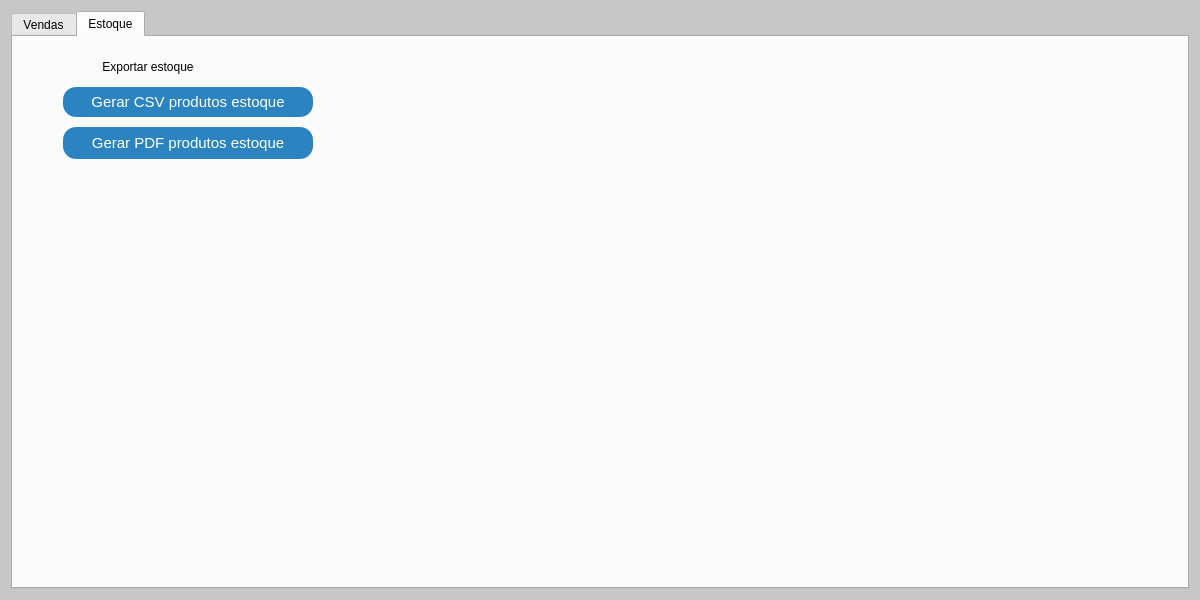
The window that relatorios.ui (GabR36/QEstoqueLoja) describes before a commit, drawn with Qt 5.
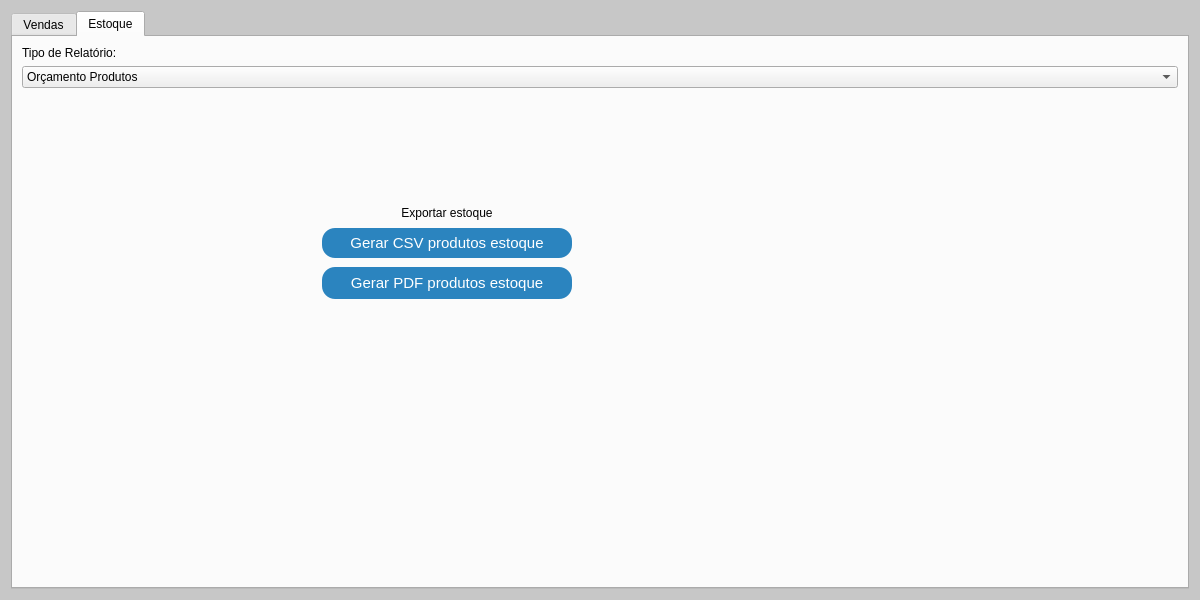
The same window after the commit. The open tabs and pages were chosen to show the change.

Commit message: relatorios.cpp refatorado para ficar UM POUCO mais organizado

What changed in the file:
```diff
--- a/relatorios.ui
+++ b/relatorios.ui
@@ -74,6 +74,9 @@
      </property>
      <item>
       <widget class="QTabWidget" name="tabWidget">
+       <property name="styleSheet">
+        <string notr="true"/>
+       </property>
        <property name="currentIndex">
         <number>1</number>
        </property>
@@ -127,18 +130,63 @@
         <attribute name="title">
          <string>Estoque</string>
         </attribute>
+        <layout class="QVBoxLayout" name="verticalLayout_6">
+         <item>
+          <layout class="QVBoxLayout" name="verticalLayout_4">
+           <item>
+            <widget class="QLabel" name="label_3">
+             <property name="styleSheet">
+              <string notr="true">font: 700 10pt &quot;Ubuntu&quot;;</string>
+             </property>
+             <property name="text">
+              <string>Tipo de Relatório:</string>
+             </property>
+            </widget>
+           </item>
+           <item>
+            <widget class="QComboBox" name="CBox_EstoqueMain">
+             <property name="styleSheet">
+              <string notr="true">font: 700 10pt &quot;Ubuntu&quot;;</string>
+             </property>
+             <item>
+              <property name="text">
+               <string>Orçamento Produtos</string>
+              </property>
+             </item>
+             <item>
+              <property name="text">
+               <string>Lista Todos Produtos</string>
+              </property>
+             </item>
+            </widget>
+           </item>
+          </layout>
+         </item>
+         <item>
+          <widget class="QStackedWidget" name="Stacked_Estoque">
+           <property name="midLineWidth">
+            <number>0</number>
+           </property>
+           <property name="currentIndex">
+            <number>0</number>
+           </property>
+           <widget class="QWidget" name="page_3"/>
+           <widget class="QWidget" name="page_4">
+            <widget class="QWidget" name="">
+             <property name="geometry">
+              <rect>
+               <x>300</x>
+               <y>110</y>
+               <width>252</width>
+               <height>96</height>
+              </rect>
+             </property>
+             <layout class="QVBoxLayout" name="verticalLayout_5">
+              <item>
         <widget class="QLabel" name="label">
          <property name="enabled">
           <bool>true</bool>
          </property>
-         <property name="geometry">
-          <rect>
-           <x>10</x>
-           <y>20</y>
-           <width>250</width>
-           <height>20</height>
-          </rect>
-         </property>
          <property name="sizePolicy">
           <sizepolicy hsizetype="Fixed" vsizetype="Fixed">
            <horstretch>0</horstretch>
@@ -168,49 +216,9 @@
           <number>-1</number>
          </property>
         </widget>
-        <widget class="QPushButton" name="Btn_PdfGen">
-         <property name="geometry">
-          <rect>
-           <x>50</x>
-           <y>90</y>
-           <width>250</width>
-           <height>32</height>
-          </rect>
-         </property>
-         <property name="sizePolicy">
-          <sizepolicy hsizetype="Fixed" vsizetype="Fixed">
-           <horstretch>0</horstretch>
-           <verstretch>0</verstretch>
-          </sizepolicy>
-         </property>
-         <property name="minimumSize">
-          <size>
-           <width>250</width>
-           <height>32</height>
-          </size>
-         </property>
-         <property name="maximumSize">
-          <size>
-           <width>250</width>
-           <height>30</height>
-          </size>
-         </property>
-         <property name="styleSheet">
-          <string notr="true"/>
-         </property>
-         <property name="text">
-          <string>Gerar PDF produtos estoque</string>
-         </property>
-        </widget>
+              </item>
+              <item>
         <widget class="QPushButton" name="Btn_CsvGen">
-         <property name="geometry">
-          <rect>
-           <x>50</x>
-           <y>50</y>
-           <width>250</width>
-           <height>30</height>
-          </rect>
-         </property>
          <property name="sizePolicy">
           <sizepolicy hsizetype="Fixed" vsizetype="Fixed">
            <horstretch>0</horstretch>
@@ -251,6 +259,41 @@
           <bool>false</bool>
          </property>
         </widget>
+              </item>
+              <item>
+               <widget class="QPushButton" name="Btn_PdfGen">
+                <property name="sizePolicy">
+                 <sizepolicy hsizetype="Fixed" vsizetype="Fixed">
+                  <horstretch>0</horstretch>
+                  <verstretch>0</verstretch>
+                 </sizepolicy>
+                </property>
+                <property name="minimumSize">
+                 <size>
+                  <width>250</width>
+                  <height>32</height>
+                 </size>
+                </property>
+                <property name="maximumSize">
+                 <size>
+                  <width>250</width>
+                  <height>30</height>
+                 </size>
+                </property>
+                <property name="styleSheet">
+                 <string notr="true"/>
+                </property>
+                <property name="text">
+                 <string>Gerar PDF produtos estoque</string>
+                </property>
+               </widget>
+              </item>
+             </layout>
+            </widget>
+           </widget>
+          </widget>
+         </item>
+        </layout>
        </widget>
       </widget>
      </item>
```
Left out of the diff: 107 changed lines with no effect on the pictures. Lines whose indentation alone changed are shown as unchanged. The commit also changes 5 other files.
